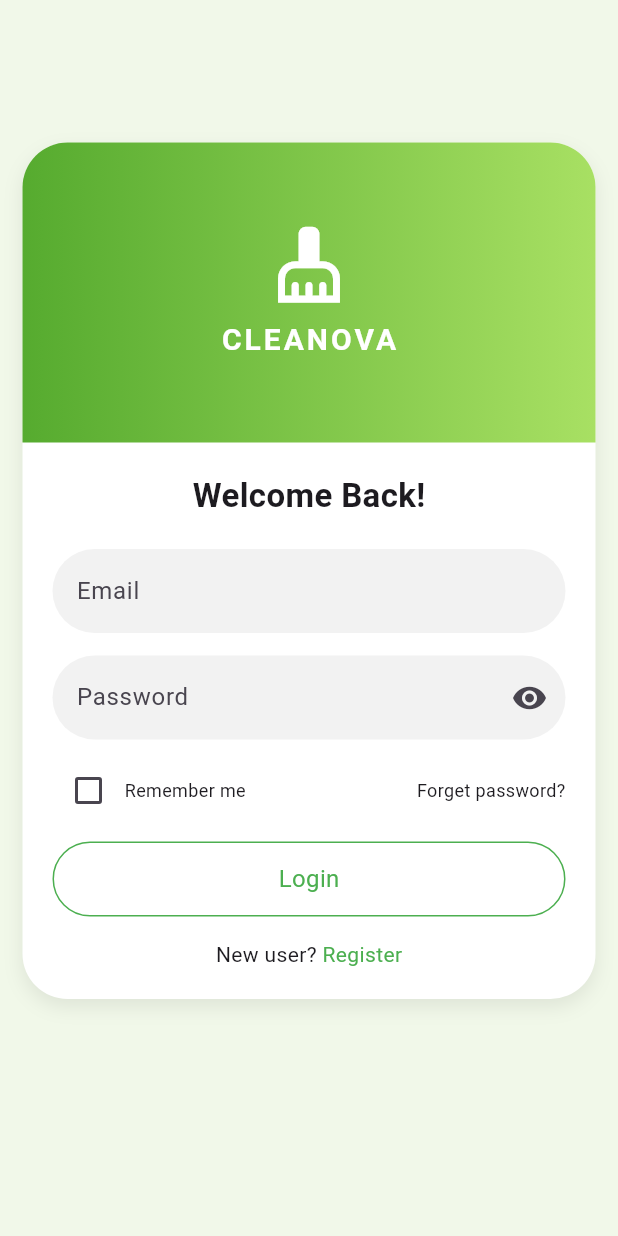
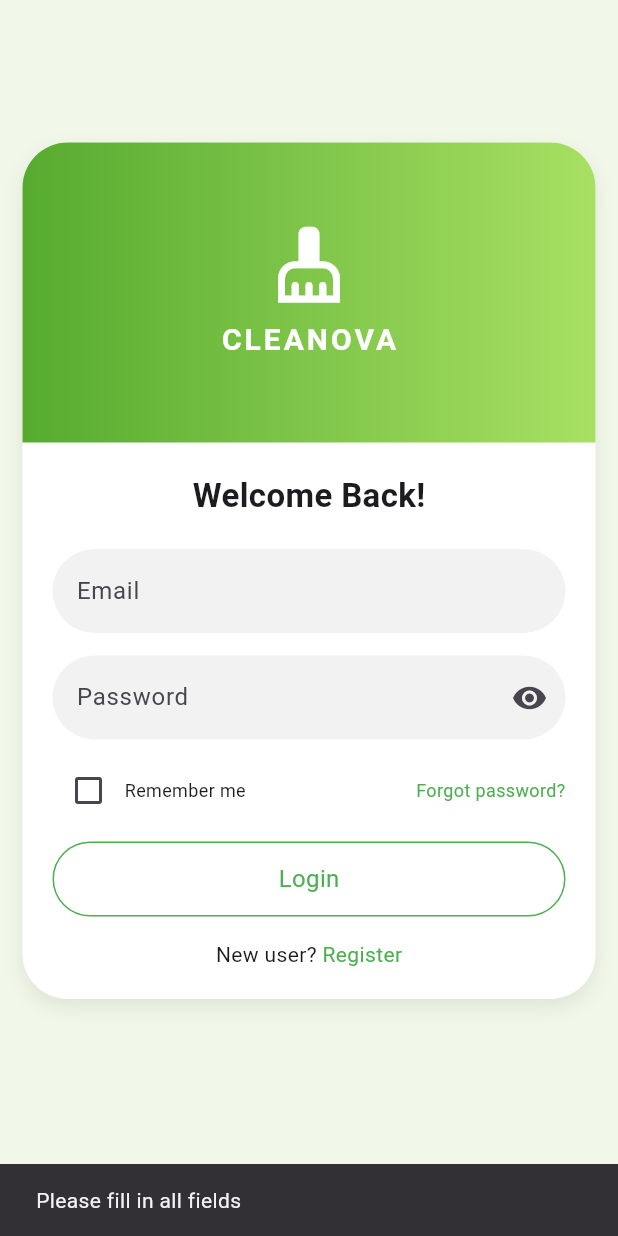
Before and after one commit to cleanova95-cell/project-cleanova-, a Flutter app: the screen it shows after launch, after a tap on "Login", on a phone screen of 412 x 824 dp. Run offline on Flutter 3.47's test engine with Material 3 defaults, Android fonts, the phone set to English and light mode, and no system bars; our stand-ins replace device_preview, firebase_auth, firebase_core; accounts and stored records are empty.

Commit message:
Implement Firebase login, register and password reset flow

```diff
--- a/lib/login_page.dart
+++ b/lib/login_page.dart
@@ -1,5 +1,7 @@
+import 'package:cleanova/Dashboard.dart';
 import 'package:flutter/material.dart';
 import 'package:firebase_auth/firebase_auth.dart';
+import 'register_cleaner_page.dart';
 
 void main() {
   runApp(MaterialApp(
@@ -21,14 +23,98 @@ class _LoginPageState extends State<LoginPage> {
   TextEditingController passwordController = TextEditingController();
 
   Future<void> loginUser() async {
+    final email = emailController.text.trim();
+    final password = passwordController.text.trim();
+
+    if (email.isEmpty || password.isEmpty) {
+      ScaffoldMessenger.of(context).showSnackBar(
+        SnackBar(content: Text("Please fill in all fields")),
+      );
+      return;
+    }
+
+    if (!email.contains('@')) {
+      ScaffoldMessenger.of(context).showSnackBar(
+        SnackBar(content: Text("Please enter a valid email")),
+      );
+      return;
+    }
+
+    if (password.length < 6) {
+      ScaffoldMessenger.of(context).showSnackBar(
+        SnackBar(content: Text("Password must be at least 6 characters")),
+      );
+      return;
+    }
+
     try {
       await FirebaseAuth.instance.signInWithEmailAndPassword(
-        email: emailController.text.trim(),
-        password: passwordController.text.trim(),
+        email: email,
+        password: password,
       );
-      print("Login success");
+
+      ScaffoldMessenger.of(context).showSnackBar(
+        SnackBar(content: Text("Login success")),
+      );
+
+      Navigator.pushReplacement(
+        context,
+        MaterialPageRoute(builder: (context) => HomePage()),
+      );
+    } on FirebaseAuthException catch (e) {
+      String message = "Login failed";
+
+      if (e.code == 'user-not-found') {
+        message = "Email not registered";
+      } else if (e.code == 'wrong-password') {
+        message = "Wrong password";
+      }
+
+      ScaffoldMessenger.of(context).showSnackBar(
+        SnackBar(content: Text(message)),
+      );
+    }
+  }
+
+  Future<void> resetPassword() async {
+    final email = emailController.text.trim();
+
+    if (email.isEmpty) {
+      ScaffoldMessenger.of(context).showSnackBar(
+        SnackBar(content: Text("Enter your email first")),
+      );
+      return;
+    }
+
+    try {
+      await FirebaseAuth.instance.sendPasswordResetEmail(email: email);
+
+      print("RESET EMAIL SENT TO: $email");
+
+      ScaffoldMessenger.of(context).showSnackBar(
+        SnackBar(content: Text("Password reset email sent")),
+      );
+    } on FirebaseAuthException catch (e) {
+      print("ERROR CODE: ${e.code}");
+      print("ERROR MESSAGE: ${e.message}");
+
+      String message = "Error";
+
+      if (e.code == 'user-not-found') {
+        message = "Email not registered";
+      } else if (e.code == 'invalid-email') {
+        message = "Invalid email format";
+      }
+
+      ScaffoldMessenger.of(context).showSnackBar(
+        SnackBar(content: Text(message)),
+      );
     } catch (e) {
-      print("Error: $e");
+      print("UNKNOWN ERROR: $e");
+
+      ScaffoldMessenger.of(context).showSnackBar(
+        SnackBar(content: Text("Something went wrong")),
+      );
     }
   }
 
@@ -162,9 +248,14 @@ class _LoginPageState extends State<LoginPage> {
                                     TextStyle(fontSize: 12)),
                               ],
                             ),
-                            Text(
-                              "Forget password?",
-                              style: TextStyle(fontSize: 12),
+                            GestureDetector(
+                              onTap: resetPassword,
+                              child: Text(
+                                "Forgot password?",
+                                style: TextStyle(
+                                    fontSize: 12,
+                                    color: Colors.green),
+                              ),
                             )
                           ],
                         ),
@@ -177,8 +268,8 @@ class _LoginPageState extends State<LoginPage> {
                             decoration: BoxDecoration(
                               borderRadius:
                               BorderRadius.circular(30),
-                              border:
-                              Border.all(color: Colors.green),
+                              border: Border.all(
+                                  color: Colors.green),
                             ),
                             child: Center(
                               child: Text(
@@ -197,10 +288,21 @@ class _LoginPageState extends State<LoginPage> {
                           MainAxisAlignment.center,
                           children: [
                             Text("New user? "),
-                            Text(
-                              "Register",
-                              style:
-                              TextStyle(color: Colors.green),
+                            GestureDetector(
+                              onTap: () {
+                                Navigator.push(
+                                  context,
+                                  MaterialPageRoute(
+                                    builder: (context) =>
+                                        RegisterCleanerPage(),
+                                  ),
+                                );
+                              },
+                              child: Text(
+                                "Register",
+                                style: TextStyle(
+                                    color: Colors.green),
+                              ),
                             ),
                           ],
                         ),
--- a/lib/main.dart
+++ b/lib/main.dart
@@ -1,4 +1,4 @@
-import 'package:cleanova/login_page.dart';
+import 'package:cleanova/splash_screen.dart';
 import 'package:firebase_core/firebase_core.dart';
 import 'package:flutter/material.dart';
 import 'package:device_preview/device_preview.dart';
@@ -32,7 +32,7 @@ class MyApp extends StatelessWidget {
       locale: DevicePreview.locale(context),
       builder: DevicePreview.appBuilder,
 
-      home: LoginPage(),
+      home: SplashScreen(),
     );
   }
 }
--- a/lib/splash_screen.dart
+++ b/lib/splash_screen.dart
@@ -1,5 +1,6 @@
 import 'dart:async';
 import 'package:flutter/material.dart';
+import 'login_page.dart';
 import 'register_cleaner_page.dart';
 
 class SplashScreen extends StatefulWidget {
@@ -29,7 +30,7 @@ class _SplashScreenState extends State<SplashScreen> with SingleTickerProviderSt
     Timer(const Duration(seconds: 3), () {
       Navigator.pushReplacement(
         context,
-        MaterialPageRoute(builder: (context) => const RegisterCleanerPage()),
+        MaterialPageRoute(builder: (context) => LoginPage()),
       );
     });
   }
```
Also changed, not shown: lib/Dashboard.dart (added, +16 -0 lines), lib/register_cleaner_page.dart (+28 -17 lines).
